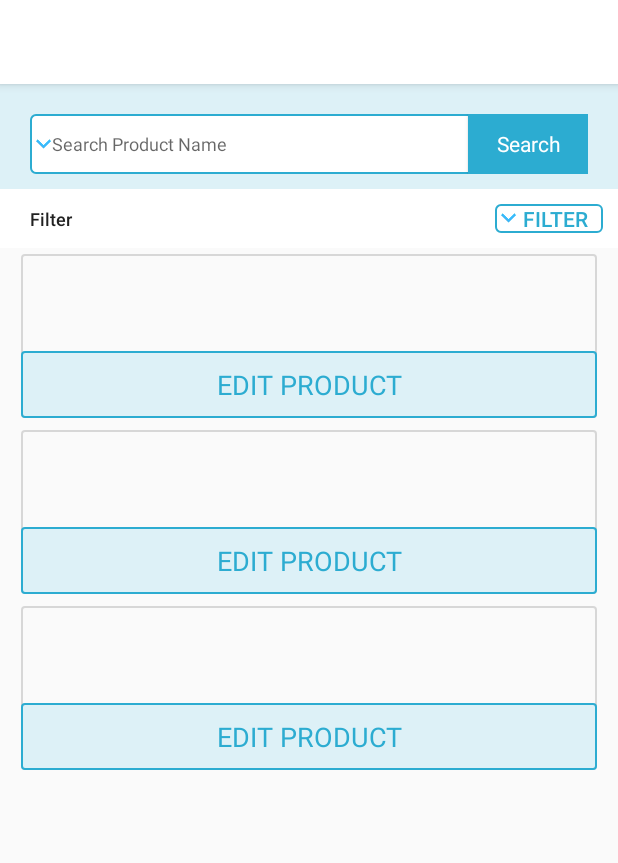
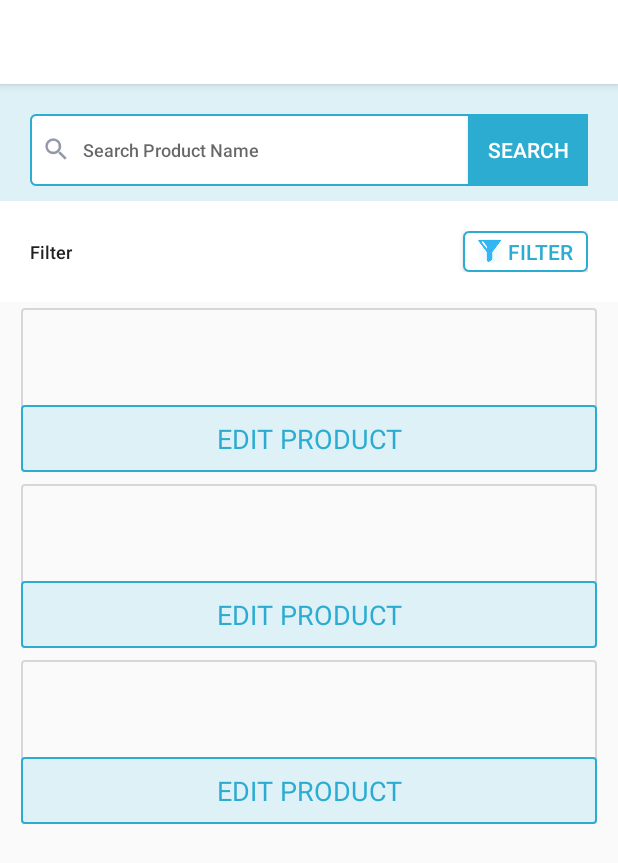
Before and after one commit to shijilkadambath/Alin, an Android app: the layout fragment_approved_product.xml on its own in the app's theme, with its tools: preview values and no code run, on a phone screen of 412 x 824 dp. Shown: the top 863 px of the screen. Run offline under Robolectric (Android 15) with nearby library versions, the phone set to English and light mode, and no system bars.

Commit message:
design changes

```diff
--- a/app/src/main/res/layout/fragment_approved_product.xml
+++ b/app/src/main/res/layout/fragment_approved_product.xml
@@ -48,12 +48,14 @@
                     android:layout_toLeftOf="@+id/btn_search"
                     android:background="@color/transparent"
                     android:hint="Search Product Name"
-                    android:drawableLeft="@drawable/ic_arrow"
-                    android:paddingLeft="@dimen/seperator"
+                    android:drawableLeft="@drawable/ic_search"
+                    android:paddingLeft="@dimen/normal_padding"
+                    android:fontFamily="@font/medium"
                     android:textSize="12sp"
+                    android:drawablePadding="@dimen/normal_padding"
                     android:paddingRight="@dimen/seperator"
                     android:layout_centerVertical="true"
-                    android:layout_height="@dimen/edittext_hieght"/>
+                    android:layout_height="wrap_content"/>
 
                 <Button
                     android:id="@+id/btn_search"
@@ -61,10 +63,11 @@
                     android:background="@color/colorAccent"
                     android:layout_alignParentRight="true"
                     android:text="Search"
+                    android:fontFamily="@font/medium"
+                    android:textAllCaps="true"
                     android:textAppearance="@style/TextAppearance.AppCompat.Small"
-                    android:fontFamily="@font/normal"
                     android:textColor="@color/white"
-                    android:layout_height="@dimen/edittext_hieght"/>
+                    android:layout_height="wrap_content"/>
 
 
             </RelativeLayout>
@@ -89,14 +92,13 @@
                 <RelativeLayout
                     android:layout_width="match_parent"
                     android:layout_height="wrap_content"
-                    android:padding="@dimen/normal_padding"
+                    android:padding="@dimen/main_padding"
                     app:layout_scrollFlags="scroll|enterAlways">
 
                     <androidx.appcompat.widget.AppCompatTextView
                         android:id="@+id/tv_search_result"
                         android:layout_width="match_parent"
                         android:text="Filter"
-                        android:paddingLeft="@dimen/normal_padding"
                         android:paddingRight="@dimen/normal_padding"
                         android:textColor="@color/primaryText"
                         android:layout_centerVertical="true"
@@ -110,15 +112,18 @@
                         android:id="@+id/txt_filter"
                         android:layout_width="wrap_content"
                         android:text="Filter"
-                        android:paddingLeft="@dimen/seperator"
+                        android:paddingLeft="@dimen/normal_padding"
                         android:paddingRight="@dimen/normal_padding"
+                        android:paddingTop="@dimen/seperator"
+                        android:paddingBottom="@dimen/seperator"
                         android:gravity="center"
                         android:textColor="@color/colorAccent"
                         android:textAllCaps="true"
                         android:fontFamily="@font/medium"
                         android:layout_alignParentRight="true"
+                        android:elevation="3dp"
                         android:drawablePadding="@dimen/seperator"
-                        android:drawableLeft="@drawable/ic_arrow"
+                        android:drawableLeft="@drawable/ic_filter"
                         android:background="@drawable/border_accent_white"
                         android:layout_height="wrap_content"/>
 
```
Also changed, not shown: app/src/main/res/layout/fragment_pending_product.xml (+15 -8 lines), app/src/main/res/layout/item_product_draft.xml (added, +41 -0 lines).
